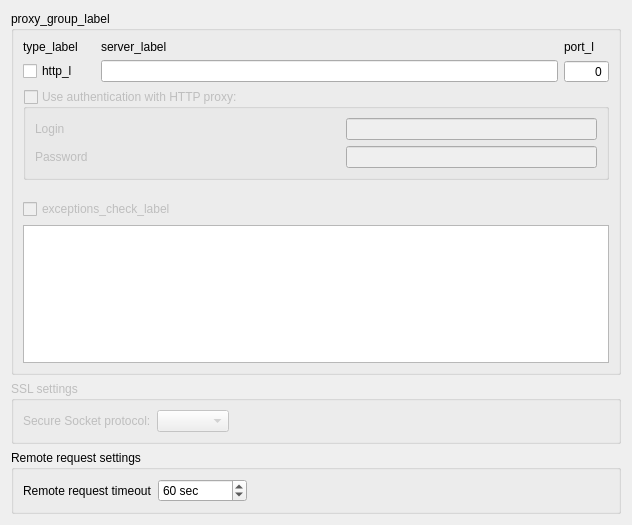
dualword/ugene-qt4, file src/ugeneui/src/app_settings/network_settings/ui/NetworkSettingsWidget.ui: the form before one commit.
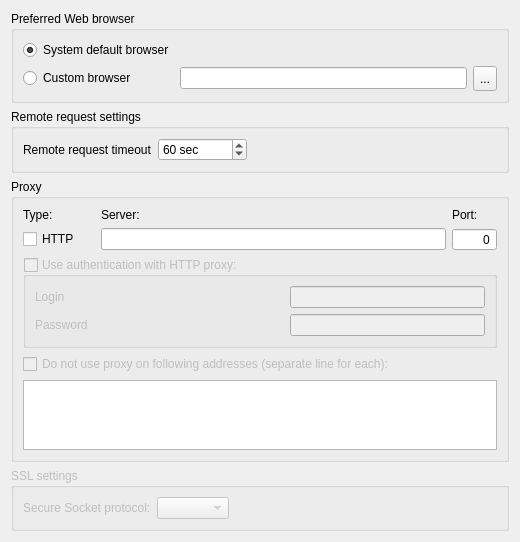
The form after the commit.

Diff of the .ui file:
```diff
--- a/src/ugeneui/src/app_settings/network_settings/ui/NetworkSettingsWidget.ui
+++ b/src/ugeneui/src/app_settings/network_settings/ui/NetworkSettingsWidget.ui
@@ -6,10 +6,16 @@
    <rect>
     <x>0</x>
     <y>0</y>
-    <width>632</width>
-    <height>525</height>
+    <width>516</width>
+    <height>517</height>
    </rect>
   </property>
+  <property name="sizePolicy">
+   <sizepolicy hsizetype="Preferred" vsizetype="Minimum">
+    <horstretch>0</horstretch>
+    <verstretch>0</verstretch>
+   </sizepolicy>
+  </property>
   <property name="minimumSize">
    <size>
     <width>516</width>
@@ -20,38 +26,190 @@
    <string>network_settings_title</string>
   </property>
   <layout class="QVBoxLayout" name="verticalLayout_2">
+   <property name="sizeConstraint">
+    <enum>QLayout::SetMinAndMaxSize</enum>
+   </property>
+   <item>
+    <widget class="QGroupBox" name="groupBox_2">
+     <property name="sizePolicy">
+      <sizepolicy hsizetype="Preferred" vsizetype="Preferred">
+       <horstretch>0</horstretch>
+       <verstretch>0</verstretch>
+      </sizepolicy>
+     </property>
+     <property name="minimumSize">
+      <size>
+       <width>300</width>
+       <height>0</height>
+      </size>
+     </property>
+     <property name="title">
+      <string>Preferred Web browser</string>
+     </property>
+     <layout class="QVBoxLayout" name="verticalLayout_3">
+      <property name="sizeConstraint">
+       <enum>QLayout::SetMinAndMaxSize</enum>
+      </property>
+      <item>
+       <layout class="QGridLayout" name="gridLayout_5">
+        <property name="sizeConstraint">
+         <enum>QLayout::SetNoConstraint</enum>
+        </property>
+        <item row="0" column="0">
+         <widget class="QRadioButton" name="defaultWebBrowser">
+          <property name="sizePolicy">
+           <sizepolicy hsizetype="Fixed" vsizetype="Fixed">
+            <horstretch>0</horstretch>
+            <verstretch>0</verstretch>
+           </sizepolicy>
+          </property>
+          <property name="text">
+           <string>System default browser</string>
+          </property>
+          <property name="checked">
+           <bool>true</bool>
+          </property>
+         </widget>
+        </item>
+        <item row="1" column="0">
+         <widget class="QRadioButton" name="customWebBrowser">
+          <property name="text">
+           <string>Custom browser</string>
+          </property>
+         </widget>
+        </item>
+        <item row="1" column="1">
+         <widget class="QLineEdit" name="webBrowserEdit">
+          <property name="enabled">
+           <bool>true</bool>
+          </property>
+         </widget>
+        </item>
+        <item row="1" column="2">
+         <widget class="QToolButton" name="webBrowserButton">
+          <property name="enabled">
+           <bool>true</bool>
+          </property>
+          <property name="minimumSize">
+           <size>
+            <width>24</width>
+            <height>25</height>
+           </size>
+          </property>
+          <property name="text">
+           <string>...</string>
+          </property>
+         </widget>
+        </item>
+       </layout>
+      </item>
+     </layout>
+    </widget>
+   </item>
+   <item>
+    <widget class="QGroupBox" name="remoteRequestGroup">
+     <property name="enabled">
+      <bool>true</bool>
+     </property>
+     <property name="minimumSize">
+      <size>
+       <width>0</width>
+       <height>0</height>
+      </size>
+     </property>
+     <property name="title">
+      <string>Remote request settings</string>
+     </property>
+     <layout class="QHBoxLayout" name="horizontalLayout">
+      <property name="sizeConstraint">
+       <enum>QLayout::SetMinAndMaxSize</enum>
+      </property>
+      <item>
+       <widget class="QLabel" name="rrLabel">
+        <property name="text">
+         <string>Remote request timeout</string>
+        </property>
+       </widget>
+      </item>
+      <item>
+       <widget class="QSpinBox" name="remoteRequestBox">
+        <property name="minimumSize">
+         <size>
+          <width>70</width>
+          <height>0</height>
+         </size>
+        </property>
+        <property name="suffix">
+         <string> sec</string>
+        </property>
+        <property name="minimum">
+         <number>15</number>
+        </property>
+        <property name="maximum">
+         <number>999999999</number>
+        </property>
+        <property name="value">
+         <number>60</number>
+        </property>
+       </widget>
+      </item>
+      <item>
+       <spacer name="horizontalSpacer_4">
+        <property name="orientation">
+         <enum>Qt::Horizontal</enum>
+        </property>
+        <property name="sizeHint" stdset="0">
+         <size>
+          <width>40</width>
+          <height>20</height>
+         </size>
+        </property>
+       </spacer>
+      </item>
+     </layout>
+    </widget>
+   </item>
    <item>
     <widget class="QGroupBox" name="proxyGroup">
+     <property name="sizePolicy">
+      <sizepolicy hsizetype="Preferred" vsizetype="Preferred">
+       <horstretch>0</horstretch>
+       <verstretch>0</verstretch>
+      </sizepolicy>
+     </property>
      <property name="minimumSize">
       <size>
        <width>498</width>
-       <height>85</height>
+       <height>0</height>
       </size>
      </property>
      <property name="title">
-      <string>proxy_group_label</string>
+      <string>Proxy</string>
      </property>
      <layout class="QGridLayout" name="gridLayout_3">
-      <item row="0" column="0">
+      <property name="sizeConstraint">
+       <enum>QLayout::SetMinAndMaxSize</enum>
+      </property>
+      <item row="1" column="0">
        <layout class="QGridLayout" name="gridLayout_2">
         <item row="0" column="0">
          <widget class="QLabel" name="proxyTypeLabel">
           <property name="text">
-           <string>type_label</string>
+           <string>Type:</string>
           </property>
          </widget>
         </item>
         <item row="0" column="1">
          <widget class="QLabel" name="proxyServerLabel">
           <property name="text">
-           <string>server_label</string>
+           <string>Server:</string>
           </property>
          </widget>
         </item>
         <item row="0" column="2">
          <widget class="QLabel" name="proxyPortLabel">
           <property name="text">
-           <string>port_l</string>
+           <string>Port:</string>
           </property>
          </widget>
         </item>
@@ -64,7 +222,7 @@
            </size>
           </property>
           <property name="text">
-           <string>http_l</string>
+           <string>HTTP</string>
           </property>
           <property name="checkable">
            <bool>true</bool>
@@ -96,7 +254,10 @@
         </item>
        </layout>
       </item>
-      <item row="1" column="0">
+      <item row="4" column="0">
+       <widget class="QTextEdit" name="proxyExceptionsEdit"/>
+      </item>
+      <item row="2" column="0">
        <widget class="QGroupBox" name="httpAuthBox">
         <property name="enabled">
          <bool>false</bool>
@@ -164,29 +325,13 @@
         </layout>
        </widget>
       </item>
-      <item row="2" column="0">
-       <spacer name="verticalSpacer">
-        <property name="orientation">
-         <enum>Qt::Vertical</enum>
-        </property>
-        <property name="sizeType">
-         <enum>QSizePolicy::Minimum</enum>
-        </property>
-        <property name="sizeHint" stdset="0">
-         <size>
-          <width>20</width>
-          <height>13</height>
-         </size>
-        </property>
-       </spacer>
-      </item>
       <item row="3" column="0">
        <widget class="QCheckBox" name="proxyExceptionsCheck">
         <property name="enabled">
          <bool>false</bool>
         </property>
         <property name="text">
-         <string>exceptions_check_label</string>
+         <string>Do not use proxy on following addresses (separate line for each):</string>
         </property>
        </widget>
       </item>
@@ -201,10 +346,19 @@
      <property name="enabled">
       <bool>false</bool>
      </property>
+     <property name="minimumSize">
+      <size>
+       <width>0</width>
+       <height>0</height>
+      </size>
+     </property>
      <property name="title">
       <string>SSL settings</string>
      </property>
      <layout class="QVBoxLayout" name="verticalLayout">
+      <property name="sizeConstraint">
+       <enum>QLayout::SetMinAndMaxSize</enum>
+      </property>
       <item>
        <layout class="QGridLayout" name="gridLayout_4">
         <item row="0" column="0">
@@ -235,60 +389,6 @@
      </layout>
     </widget>
    </item>
-   <item>
-    <widget class="QGroupBox" name="remoteRequestGroup">
-     <property name="enabled">
-      <bool>true</bool>
-     </property>
-     <property name="title">
-      <string>Remote request settings</string>
-     </property>
-     <layout class="QHBoxLayout" name="horizontalLayout">
-      <item>
-       <widget class="QLabel" name="rrLabel">
-        <property name="text">
-         <string>Remote request timeout</string>
-        </property>
-       </widget>
-      </item>
-      <item>
-       <widget class="QSpinBox" name="remoteRequestBox">
-        <property name="minimumSize">
-         <size>
-          <width>70</width>
-          <height>0</height>
-         </size>
-        </property>
-        <property name="suffix">
-         <string> sec</string>
-        </property>
-        <property name="minimum">
-         <number>15</number>
-        </property>
-        <property name="maximum">
-         <number>999999999</number>
-        </property>
-        <property name="value">
-         <number>60</number>
-        </property>
-       </widget>
-      </item>
-      <item>
-       <spacer name="horizontalSpacer_4">
-        <property name="orientation">
-         <enum>Qt::Horizontal</enum>
-        </property>
-        <property name="sizeHint" stdset="0">
-         <size>
-          <width>40</width>
-          <height>20</height>
-         </size>
-        </property>
-       </spacer>
-      </item>
-     </layout>
-    </widget>
-   </item>
   </layout>
  </widget>
  <resources/>
```
Left out of the diff: 53 changed lines with no effect on the pictures.
